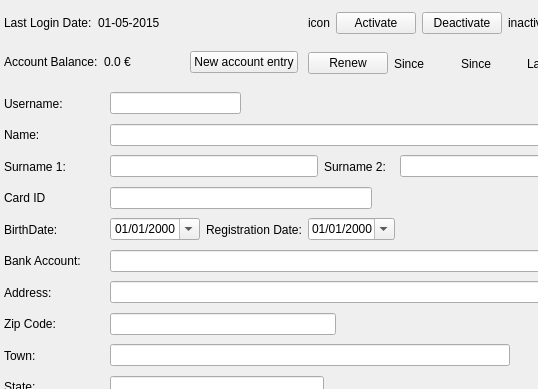
The window that penyamanager/admin/memberview.ui (eguzki/penyamanager) describes before a commit, drawn with Qt 5; both pictures show x 0 to 538 and y 0 to 389 of the 987 by 863 pixel window.
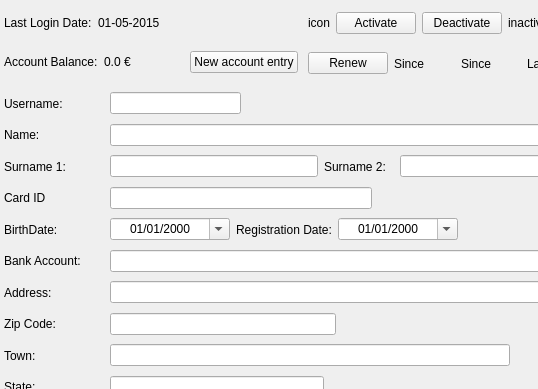
The same window after the commit.

```diff
--- a/penyamanager/admin/memberview.ui
+++ b/penyamanager/admin/memberview.ui
@@ -724,7 +724,7 @@
              <widget class="QDateEdit" name="birthdateDateEdit">
               <property name="minimumSize">
                <size>
-                <width>90</width>
+                <width>120</width>
                 <height>0</height>
                </size>
               </property>
@@ -748,6 +748,15 @@
             </item>
             <item>
              <widget class="QDateEdit" name="regDateDateEdit">
+              <property name="minimumSize">
+               <size>
+                <width>120</width>
+                <height>0</height>
+               </size>
+              </property>
+              <property name="alignment">
+               <set>Qt::AlignCenter</set>
+              </property>
               <property name="displayFormat">
                <string>dd/MM/yyyy</string>
               </property>
```
